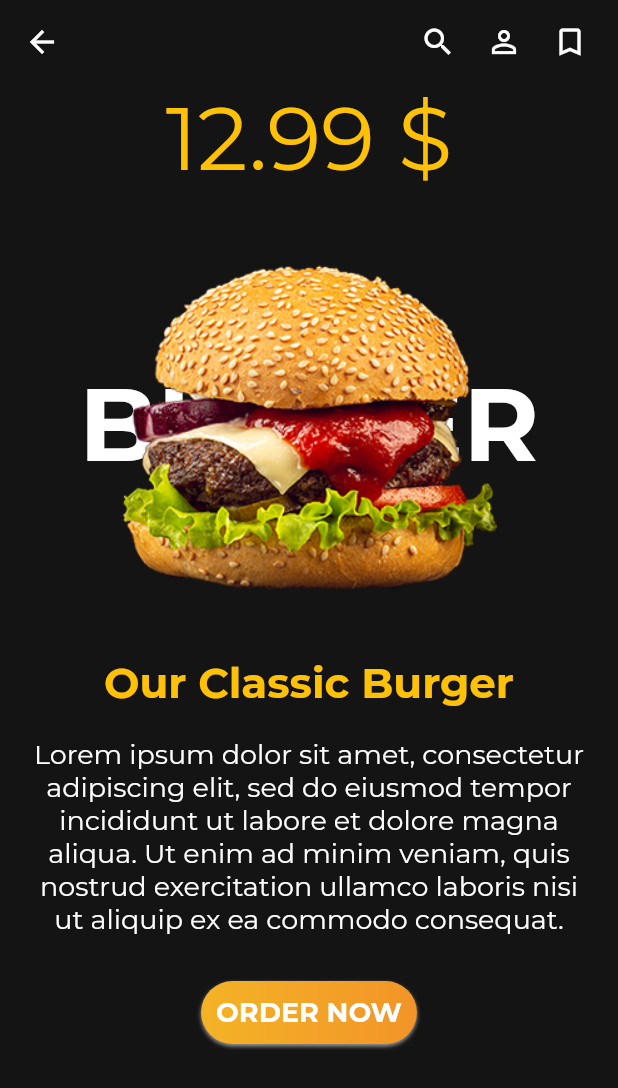
After one commit to shenoyganeshprasad/Food-App-UI-Flutter, a Flutter app: the screen it shows after launch, after a tap on "Classic Burger", on a phone screen of 412 x 824 dp. The commit adds this screen. Shown: the top 1088 px of the screen. Run offline on Flutter 3.47's test engine with Material 2 defaults, Android fonts, the light colour scheme and no system bars; our stand-ins replace google_fonts.

Commit message:
Add burger screen

```diff
--- a/lib/homepage.dart
+++ b/lib/homepage.dart
@@ -1,4 +1,5 @@
 import 'package:flutter/material.dart';
+import 'package:food_app/screens/burgerScreen.dart';
 import 'package:food_app/widgets/foodContainer.dart';
 import 'package:google_fonts/google_fonts.dart';
 
@@ -44,9 +45,15 @@ class _HomepageState extends State<Homepage> {
               padding: EdgeInsets.symmetric(horizontal: 15.0),
               child: Row(
                 children: <Widget>[
-                  FoodContainer(imagePath: 'assets/1.png', name: 'Burger Combo', price: '\$11.99'),
+                  FoodContainer(
+                      imagePath: 'assets/1.png',
+                      name: 'Burger Combo',
+                      price: '\$11.99'),
                   SizedBox(width: 20.0),
-                  FoodContainer(imagePath: 'assets/2.png',name: 'Chicken Burger', price: '\$9.99'),
+                  FoodContainer(
+                      imagePath: 'assets/2.png',
+                      name: 'Chicken Burger',
+                      price: '\$9.99'),
                 ],
               ),
             ),
@@ -55,16 +62,33 @@ class _HomepageState extends State<Homepage> {
               padding: EdgeInsets.symmetric(horizontal: 15.0),
               child: Row(
                 children: <Widget>[
-                  FoodContainer(imagePath: 'assets/3.png', name: 'Classic Burger', price: '\$12.99'),
+                  GestureDetector(
+                      onTap: () {
+                        Navigator.push(
+                          context,
+                          MaterialPageRoute(
+                              builder: (context) => BurgerScreen()),
+                        );
+                      },
+                      child: FoodContainer(
+                          imagePath: 'assets/3.png',
+                          name: 'Classic Burger',
+                          price: '\$12.99')),
                   SizedBox(width: 20.0),
-                  FoodContainer(imagePath: 'assets/4.png',name: 'Double Burger', price: '\$20.99'),
+                  FoodContainer(
+                      imagePath: 'assets/4.png',
+                      name: 'Double Burger',
+                      price: '\$20.99'),
                 ],
               ),
             ),
             SizedBox(height: 10.0),
             CircleAvatar(
               backgroundColor: Colors.amber,
-              child: Icon(Icons.arrow_downward, color: Colors.white,),
+              child: Icon(
+                Icons.arrow_downward,
+                color: Colors.white,
+              ),
             )
           ],
         ),
--- /dev/null
+++ b/lib/screens/burgerScreen.dart
@@ -0,0 +1,125 @@
+import 'package:flutter/material.dart';
+import 'package:google_fonts/google_fonts.dart';
+
+class BurgerScreen extends StatelessWidget {
+  @override
+  Widget build(BuildContext context) {
+    return Scaffold(
+      backgroundColor: Color(0xFF141414),
+      appBar: AppBar(
+        backgroundColor: Color(0xFF141414),
+        elevation: 0.0,
+        actions: <Widget>[
+          Icon(Icons.search),
+          SizedBox(width: 20.0),
+          Icon(Icons.person_outline),
+          SizedBox(width: 20.0),
+          Icon(Icons.bookmark_border),
+          SizedBox(width: 20.0),
+        ],
+      ),
+      body: SingleChildScrollView(
+        child: Column(
+          mainAxisAlignment: MainAxisAlignment.center,
+          crossAxisAlignment: CrossAxisAlignment.center,
+          children: <Widget>[
+            Text(
+              '12.99 \$',
+              style: GoogleFonts.montserrat(
+                textStyle: TextStyle(
+                  fontSize: MediaQuery.of(context).size.height / 14,
+                  color: Colors.amber,
+                  // fontWeight: FontWeight.w200,
+                ),
+              ),
+              // textAlign: TextAlign.center,
+            ),
+            SizedBox(height: 30.0),
+            Row(
+              mainAxisAlignment: MainAxisAlignment.center,
+              children: <Widget>[
+                Stack(
+                  alignment: Alignment.center,
+                  children: <Widget>[
+                    Text(
+                      'BURGER',
+                      style: GoogleFonts.montserrat(
+                        textStyle: TextStyle(
+                          fontSize: MediaQuery.of(context).size.height / 12,
+                          color: Colors.white,
+                          fontWeight: FontWeight.bold,
+                        ),
+                      ),
+                      // textAlign: TextAlign.center,
+                    ),
+                    Image(
+                      image: AssetImage('assets/burger.png'),
+                      width: 250.0,
+                    )
+                  ],
+                ),
+              ],
+            ),
+            SizedBox(height: 30.0),
+            Column(
+              mainAxisAlignment: MainAxisAlignment.end,
+              children: <Widget>[
+                Text(
+                  'Our Classic Burger',
+                  style: GoogleFonts.montserrat(
+                    textStyle: TextStyle(
+                      fontSize: 28.0,
+                      color: Colors.amber,
+                      fontWeight: FontWeight.bold,
+                    ),
+                  ),
+                ),
+                SizedBox(height: 20.0),
+                Padding(
+                  padding: EdgeInsets.symmetric(horizontal: 20.0),
+                  child: Text(
+                    'Lorem ipsum dolor sit amet, consectetur adipiscing elit, sed do eiusmod tempor incididunt ut labore et dolore magna aliqua. Ut enim ad minim veniam, quis nostrud exercitation ullamco laboris nisi ut aliquip ex ea commodo consequat.',
+                    style: GoogleFonts.montserrat(
+                      textStyle: TextStyle(
+                        fontSize: 18.0,
+                        color: Colors.white,
+                        // fontWeight: FontWeight.bold,
+                      ),
+                    ),
+                    textAlign: TextAlign.center,
+                  ),
+                ),
+                SizedBox(height: 30.0),
+                Container(
+                  padding: EdgeInsets.all(10.0),
+                  decoration: BoxDecoration(
+                    borderRadius: BorderRadius.circular(50.0),
+                    boxShadow: [
+                      BoxShadow(
+                        color: Colors.grey[500],
+                        offset: Offset(0.0, 1.5),
+                        blurRadius: 1.5,
+                      ),
+                    ],
+                    gradient: LinearGradient(
+                        colors: [Color(0xFFF4B326), Color(0xFFF29428)]),
+                  ),
+                  child: Text(
+                    'ORDER NOW',
+                    style: GoogleFonts.montserrat(
+                      textStyle: TextStyle(
+                        fontSize: 18.0,
+                        color: Colors.white,
+                        fontWeight: FontWeight.bold,
+                      ),
+                    ),
+                  ),
+                ),
+              ],
+            ),
+          ],
+        ),
+      ),
+    );
+  }
+}
```
